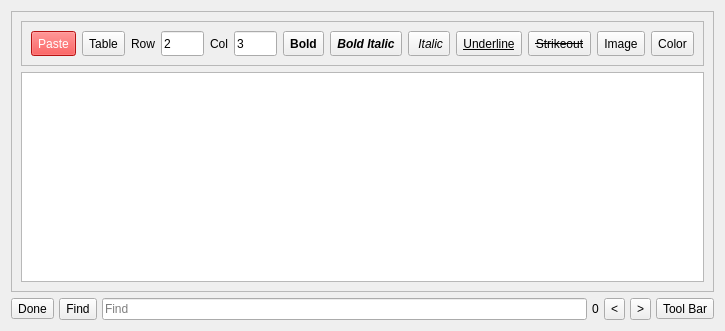
First picture: the form in src/Notes/Notes.ui, repository ic005k/Knot-Legacy, before the edit.
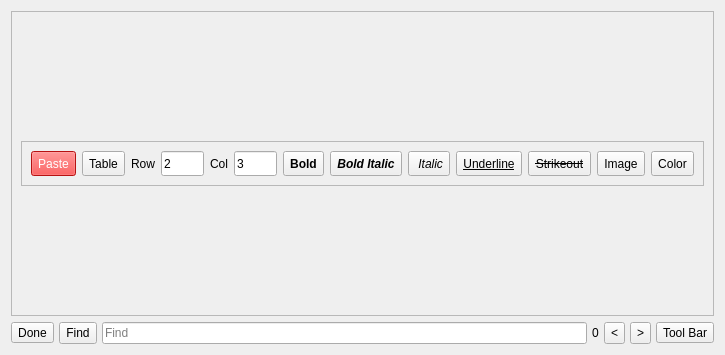
Second picture: the form after the edit. Icons and pictures are not drawn.

What changed in the file:
```diff
--- a/src/Notes/Notes.ui
+++ b/src/Notes/Notes.ui
@@ -7,7 +7,7 @@
     <x>0</x>
     <y>0</y>
     <width>725</width>
-    <height>331</height>
+    <height>355</height>
    </rect>
   </property>
   <property name="windowTitle">
@@ -16,10 +16,16 @@
   <layout class="QVBoxLayout" name="verticalLayout_3">
    <item>
     <widget class="QFrame" name="frameEdit">
+     <property name="sizePolicy">
+      <sizepolicy hsizetype="Preferred" vsizetype="Preferred">
+       <horstretch>0</horstretch>
+       <verstretch>0</verstretch>
+      </sizepolicy>
+     </property>
      <property name="minimumSize">
       <size>
        <width>0</width>
-       <height>100</height>
+       <height>0</height>
       </size>
      </property>
      <property name="styleSheet">
@@ -521,18 +527,17 @@
         </layout>
        </widget>
       </item>
-      <item>
-       <widget class="QTextEdit" name="editSource">
-        <property name="styleSheet">
-         <string notr="true"/>
-        </property>
-       </widget>
-      </item>
      </layout>
     </widget>
    </item>
    <item>
     <widget class="QFrame" name="f_Panel">
+     <property name="sizePolicy">
+      <sizepolicy hsizetype="Preferred" vsizetype="Fixed">
+       <horstretch>0</horstretch>
+       <verstretch>0</verstretch>
+      </sizepolicy>
+     </property>
      <property name="frameShape">
       <enum>QFrame::NoFrame</enum>
      </property>
@@ -647,6 +652,12 @@
         </item>
         <item>
          <widget class="QLabel" name="lblCount">
+          <property name="sizePolicy">
+           <sizepolicy hsizetype="Preferred" vsizetype="Fixed">
+            <horstretch>0</horstretch>
+            <verstretch>0</verstretch>
+           </sizepolicy>
+          </property>
           <property name="minimumSize">
            <size>
             <width>0</width>
```
